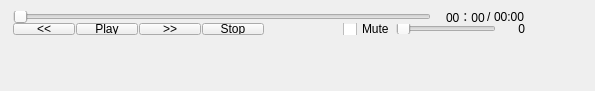
First picture: the form in src/play_control_window.ui, repository StevenHuang2020/VideoPlayer, before the edit.
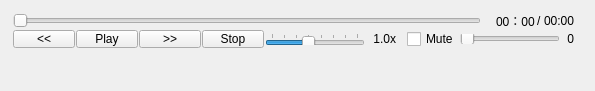
Second picture: the form after the edit.

```diff
--- a/src/play_control_window.ui
+++ b/src/play_control_window.ui
@@ -18,8 +18,8 @@
     <rect>
      <x>0</x>
      <y>0</y>
-     <width>541</width>
-     <height>48</height>
+     <width>591</width>
+     <height>61</height>
     </rect>
    </property>
    <layout class="QGridLayout" name="gridLayout">
@@ -163,6 +163,96 @@
         </property>
        </spacer>
       </item>
+      <item>
+       <widget class="QSlider" name="slider_speed">
+        <property name="sizePolicy">
+         <sizepolicy hsizetype="Fixed" vsizetype="Fixed">
+          <horstretch>0</horstretch>
+          <verstretch>0</verstretch>
+         </sizepolicy>
+        </property>
+        <property name="minimumSize">
+         <size>
+          <width>100</width>
+          <height>12</height>
+         </size>
+        </property>
+        <property name="maximumSize">
+         <size>
+          <width>100</width>
+          <height>12</height>
+         </size>
+        </property>
+        <property name="minimum">
+         <number>1</number>
+        </property>
+        <property name="maximum">
+         <number>8</number>
+        </property>
+        <property name="singleStep">
+         <number>1</number>
+        </property>
+        <property name="pageStep">
+         <number>10</number>
+        </property>
+        <property name="value">
+         <number>4</number>
+        </property>
+        <property name="orientation">
+         <enum>Qt::Horizontal</enum>
+        </property>
+        <property name="tickPosition">
+         <enum>QSlider::TicksAbove</enum>
+        </property>
+        <property name="tickInterval">
+         <number>1</number>
+        </property>
+       </widget>
+      </item>
+      <item>
+       <widget class="QLabel" name="label_speed">
+        <property name="sizePolicy">
+         <sizepolicy hsizetype="Fixed" vsizetype="Preferred">
+          <horstretch>0</horstretch>
+          <verstretch>0</verstretch>
+         </sizepolicy>
+        </property>
+        <property name="minimumSize">
+         <size>
+          <width>45</width>
+          <height>0</height>
+         </size>
+        </property>
+        <property name="maximumSize">
+         <size>
+          <width>45</width>
+          <height>16777215</height>
+         </size>
+        </property>
+        <property name="text">
+         <string>1.0x</string>
+        </property>
+        <property name="alignment">
+         <set>Qt::AlignRight|Qt::AlignTrailing|Qt::AlignVCenter</set>
+        </property>
+       </widget>
+      </item>
+      <item>
+       <spacer name="horizontalSpacer_5">
+        <property name="orientation">
+         <enum>Qt::Horizontal</enum>
+        </property>
+        <property name="sizeType">
+         <enum>QSizePolicy::Fixed</enum>
+        </property>
+        <property name="sizeHint" stdset="0">
+         <size>
+          <width>10</width>
+          <height>20</height>
+         </size>
+        </property>
+       </spacer>
+      </item>
       <item>
        <widget class="QCheckBox" name="check_mute">
         <property name="sizePolicy">
```
Left out of the diff: 19 changed lines with no effect on the pictures.
